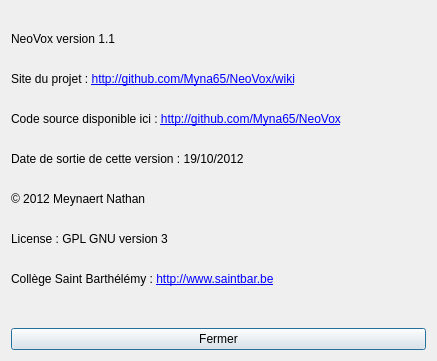
Old version of the form about.ui in the repository Myna65/NeoVox.
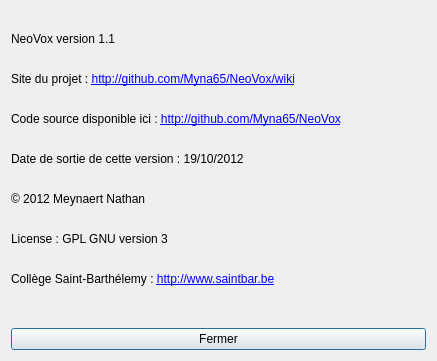
New version of the form.

Commit message: Correction de certains textes

```diff
--- a/about.ui
+++ b/about.ui
@@ -17,7 +17,10 @@
    <item>
     <widget class="QLabel" name="label">
      <property name="text">
-      <string>&lt;html&gt;&lt;head/&gt;&lt;body&gt;&lt;p&gt;NeoVox version 1.1&lt;br/&gt;&lt;/p&gt;&lt;p&gt;Site du projet : &lt;a href=&quot;http://github.com/Myna65/Vox/wiki&quot;&gt;&lt;span style=&quot; text-decoration: underline; color:#0000ff;&quot;&gt;http://github.com/Myna65/NeoVox/wiki&lt;/span&gt;&lt;/a&gt;&lt;br/&gt;&lt;/p&gt;&lt;p&gt;Code source disponible ici : &lt;a href=&quot;http://github.com/Myna65/Vox&quot;&gt;&lt;span style=&quot; text-decoration: underline; color:#0000ff;&quot;&gt;http://github.com/Myna65/NeoVox&lt;/span&gt;&lt;/a&gt;&lt;br/&gt;&lt;/p&gt;&lt;p&gt;Date de sortie de cette version : 19/10/2012&lt;br/&gt;&lt;/p&gt;&lt;p&gt;© 2012 Meynaert Nathan&lt;br/&gt;&lt;/p&gt;&lt;p&gt;License : GPL GNU version 3&lt;br/&gt;&lt;/p&gt;&lt;p&gt;Collège Saint Barthélémy : &lt;a href=&quot;http://www.saintbar.be&quot;&gt;&lt;span style=&quot; text-decoration: underline; color:#0000ff;&quot;&gt;http://www.saintbar.be&lt;/span&gt;&lt;/a&gt;&lt;br/&gt;&lt;/p&gt;&lt;/body&gt;&lt;/html&gt;</string>
+      <string>&lt;html&gt;&lt;head/&gt;&lt;body&gt;&lt;p&gt;NeoVox version 1.1&lt;br/&gt;&lt;/p&gt;&lt;p&gt;Site du projet : &lt;a href=&quot;http://github.com/Myna65/NeoVox/wiki&quot;&gt;&lt;span style=&quot; text-decoration: underline; color:#0000ff;&quot;&gt;http://github.com/Myna65/NeoVox/wiki&lt;/span&gt;&lt;/a&gt;&lt;br/&gt;&lt;/p&gt;&lt;p&gt;Code source disponible ici : &lt;a href=&quot;http://github.com/Myna65/NeoVox&quot;&gt;&lt;span style=&quot; text-decoration: underline; color:#0000ff;&quot;&gt;http://github.com/Myna65/NeoVox&lt;/span&gt;&lt;/a&gt;&lt;br/&gt;&lt;/p&gt;&lt;p&gt;Date de sortie de cette version : 19/10/2012&lt;br/&gt;&lt;/p&gt;&lt;p&gt;© 2012 Meynaert Nathan&lt;br/&gt;&lt;/p&gt;&lt;p&gt;License : GPL GNU version 3&lt;br/&gt;&lt;/p&gt;&lt;p&gt;Collège Saint-Barthélemy : &lt;a href=&quot;http://www.saintbar.be&quot;&gt;&lt;span style=&quot; text-decoration: underline; color:#0000ff;&quot;&gt;http://www.saintbar.be&lt;/span&gt;&lt;/a&gt;&lt;br/&gt;&lt;/p&gt;&lt;/body&gt;&lt;/html&gt;</string>
+     </property>
+     <property name="openExternalLinks">
+      <bool>true</bool>
      </property>
     </widget>
    </item>
```
The commit also changes 1 other file.
